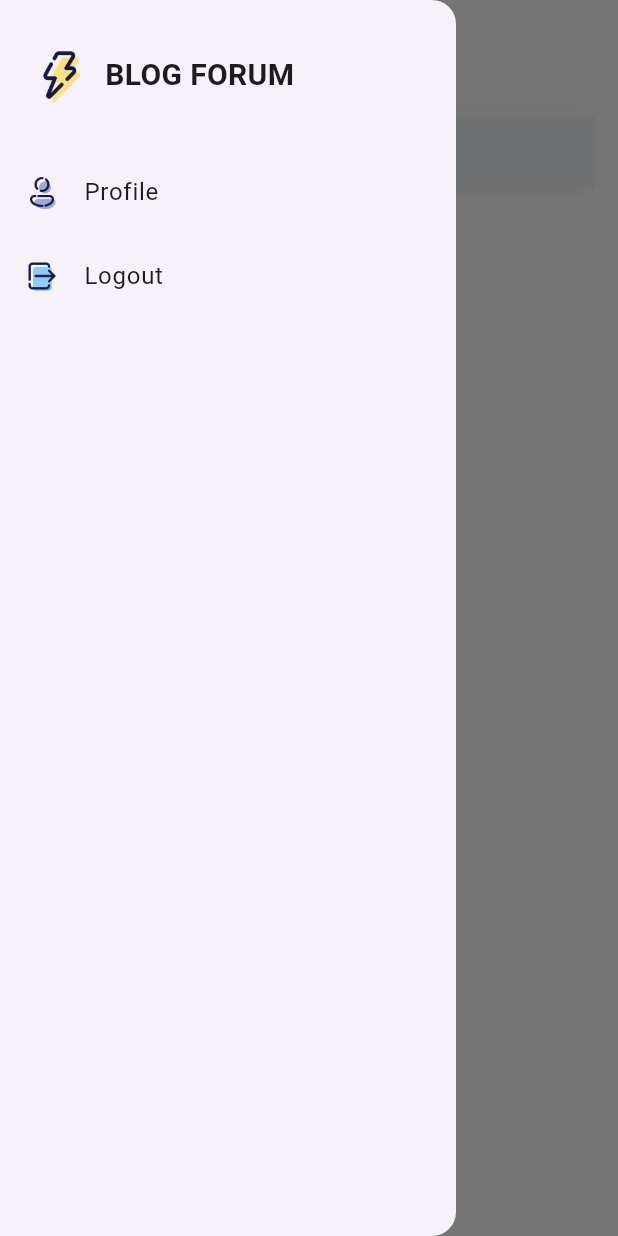
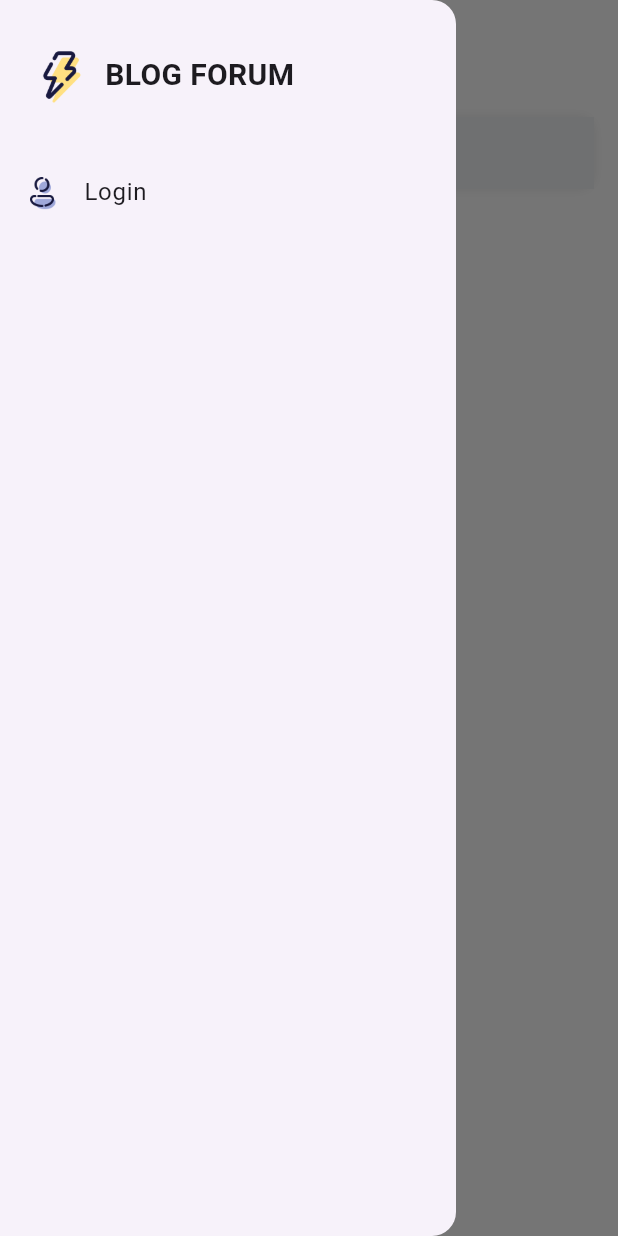
Before and after one commit to jenrickaran/blog_forum, a Flutter app: the screen it shows after launch, with the side drawer open, on a phone screen of 412 x 824 dp. Run offline on Flutter 3.47's test engine with Material 3 defaults, Android fonts, the phone set to English and light mode, and no system bars; our stand-ins replace flutter_dotenv, go_router, image_picker, supabase_flutter; accounts and stored records are empty; Roboto replaces fonts that are missing (Google-Sans).

```diff
--- a/lib/pages/home/home.dart
+++ b/lib/pages/home/home.dart
@@ -1,6 +1,7 @@
 import 'package:flutter/material.dart';
 import 'package:flutter_app/providers/auth_provider.dart';
 import 'package:flutter_app/providers/post_provider.dart';
+import 'package:flutter_app/widgets/auth_dialog.dart';
 import 'package:flutter_app/widgets/create_post_textfield.dart';
 import 'package:flutter_app/widgets/post_card.dart';
 import 'package:go_router/go_router.dart';
@@ -14,23 +15,21 @@ class Home extends StatefulWidget {
 }
 
 class _HomeState extends State<Home> {
-  Future<void> _loadPosts() async {
-    await context.read<PostProvider>().fetchPosts();
-  }
+  Future<void> _refreshPosts() async {
+    final postProvider = context.read<PostProvider>();
 
-  Future<void> _refreshPosts() async {
-    await context.read<PostProvider>().fetchPosts();
+    try {
+      await postProvider.fetchPosts();
+    } catch (e) {}
   }
 
   @override
   void initState() {
     super.initState();
 
-    Future.microtask(_loadPosts);
-
     WidgetsBinding.instance.addPostFrameCallback((_) {
       if (mounted) {
-        context.read<PostProvider>().fetchPosts();
+        _refreshPosts();
       }
     });
   }
@@ -49,8 +48,10 @@ class _HomeState extends State<Home> {
   }
 
   Widget _navigation(BuildContext context) {
+    final authProvider = context.watch<AuthProvider>();
     return Column(
       children: [
+        if (authProvider.isLoggedIn) ...[
           const SizedBox(height: 30),
           Padding(
             padding: const EdgeInsets.symmetric(horizontal: 20),
@@ -74,9 +75,7 @@ class _HomeState extends State<Home> {
               ],
             ),
           ),
-
           const SizedBox(height: 30),
-
           // Profile
           ListTile(
             leading: Image.asset(
@@ -92,7 +91,6 @@ class _HomeState extends State<Home> {
               context.go('/profile');
             },
           ),
-
           // Logout
           ListTile(
             leading: Image.asset(
@@ -106,8 +104,59 @@ class _HomeState extends State<Home> {
             ),
             onTap: _logout,
           ),
+        ] else ...[
+          const SizedBox(height: 30),
+          Padding(
+            padding: const EdgeInsets.symmetric(horizontal: 20),
+            child: Row(
+              children: [
+                Image.asset(
+                  'assets/images/logo.png',
+                  width: 40,
+                  height: 40,
+                  fit: BoxFit.contain,
+                ),
+                const SizedBox(width: 10),
+                const Text(
+                  'BLOG FORUM',
+                  style: TextStyle(
+                    fontSize: 20,
+                    fontWeight: FontWeight.bold,
+                    fontFamily: 'Google-Sans',
+                  ),
+                ),
+              ],
+            ),
+          ),
+          const SizedBox(height: 30),
+          // Profile
+          ListTile(
+            leading: Image.asset(
+              'assets/images/profile_logo.png',
+              width: 24,
+              height: 24,
+            ),
+            title: const Text(
+              'Login',
+              style: TextStyle(fontFamily: 'Google-Sans'),
+            ),
+            onTap: () {
+              showDialog(
+                context: context,
+                builder: (context) {
+                  return const AuthDialog();
+                },
+              );
+            },
+          ),
+        ],
       ],
     );
+  }
+
+  @override
+  void dispose() {
+    super.dispose();
   }
 
   @override
--- a/lib/pages/post/create_post_page.dart
+++ b/lib/pages/post/create_post_page.dart
@@ -43,6 +43,7 @@ class _CreatePostPageState extends State<CreatePostPage> {
                   const SizedBox(height: 20),
                   TextField(
                     controller: _titleController,
+                    maxLength: 60,
                     decoration: const InputDecoration(
                       hintText: "Title",
                       hintStyle: TextStyle(fontFamily: 'Google-Sans'),
--- a/lib/providers/post_provider.dart
+++ b/lib/providers/post_provider.dart
@@ -41,13 +41,15 @@ class PostProvider extends ChangeNotifier {
 
   Future<void> fetchPosts({bool loadMore = false}) async {
     if (_isLoading) return;
+
     _isLoading = true;
     _errorMessage = null;
     notifyListeners();
+
     try {
       const pageSize = 10;
 
-      final from = _posts.length;
+      final from = loadMore ? _posts.length : 0;
       final to = from + pageSize - 1;
 
       final newPosts = await _postService.fetchPosts(from: from, to: to);
--- a/pubspec.yaml
+++ b/pubspec.yaml
@@ -25,6 +25,7 @@ flutter:
   uses-material-design: true
   assets:
     - assets/images/
+    - .env
 
   fonts:
     - family: Google-Sans
```
Also changed, not shown: lib/main.dart (+4 -4 lines), 1 other file. Lines whose indentation alone changed are shown as unchanged.
